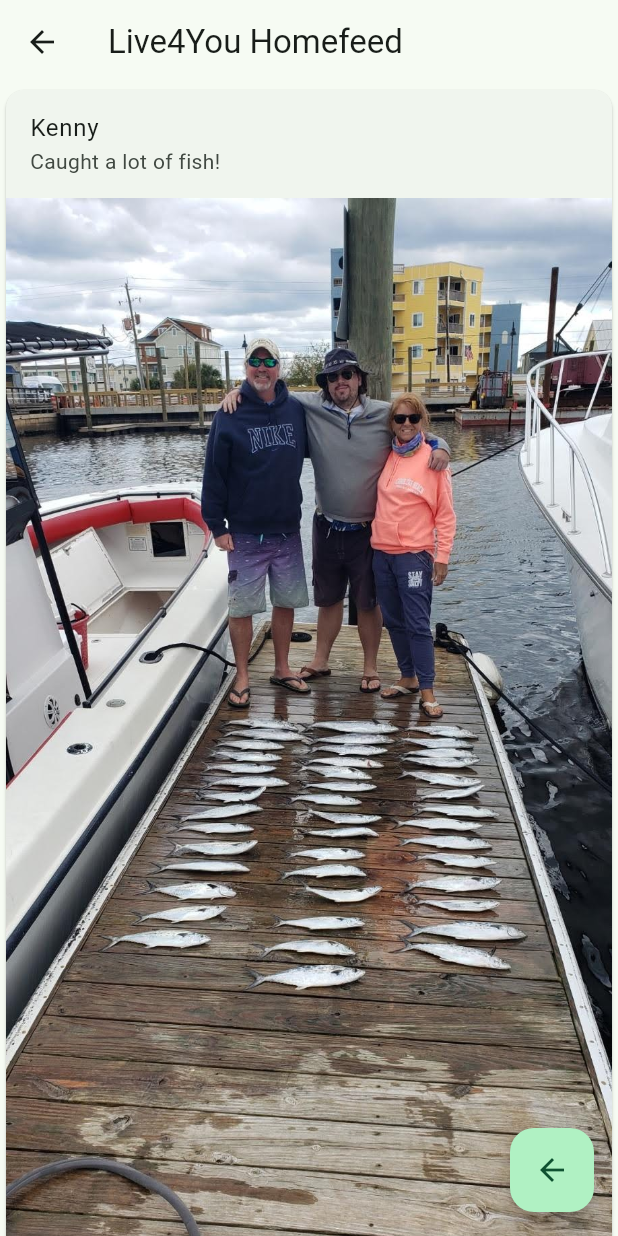
After one commit to dominickng28/SoftwareEngineeringProject, a Flutter app: the MyFeed screen opened directly, on a phone screen of 412 x 824 dp. The commit adds this screen. Run offline on Flutter 3.47's test engine with Material 2 defaults, Android fonts, the light colour scheme and no system bars.

Commit message:
Added basic functionality
Very basic feed screen that shows posts with a name, picture, caption and like count.

```diff
--- /dev/null
+++ b/lib/home_feed.dart
@@ -0,0 +1,64 @@
+import 'package:flutter/material.dart';
+import 'post.dart';
+class MyFeed extends StatefulWidget {
+  const MyFeed({Key? key, required this.title}) : super(key: key);
+  final String title;
+
+  @override
+  State<MyFeed> createState() => _MyFeed();
+}
+
+class _MyFeed extends State<MyFeed>{
+    final List<Post> posts = [
+      Post('Kenny', 123, 222222222, "Caught a lot of fish!", "SampleImages/fish.jpg", "10/15/2023", 4),
+      Post('Bob', 321, 186918691, "Went for a swim!", "SampleImages/pool.jpg", "10/03/2023", 43),
+      Post('Clair', 231, 186918691, "Had a nice walk!", "SampleImages/park.jpg", "10/04/2023", 343),
+    ];
+
+    @override
+    Widget build(BuildContext context){
+      return Scaffold(
+        appBar: AppBar(
+          title: Text('Live4You Homefeed'),
+        ),
+        body: ListView.builder(
+          itemCount: posts.length,
+          itemBuilder: (BuildContext context, int index){
+           return PostCard(post: posts[index]);
+          },
+        ),
+        floatingActionButton: FloatingActionButton(
+        onPressed: () {
+          Navigator.pop(context); // Navigate back to the previous screen (the homepage)
+        },
+        tooltip: 'Back',
+        child: const Icon(Icons.arrow_back),
+      ),
+      );
+    }
+}
+class PostCard extends StatelessWidget{
+  final Post post;
+  PostCard({required this.post});
+
+  @override
+  Widget build(BuildContext context){
+    return Card(
+      child: Column(
+        children: [
+          ListTile(
+            title: Text(post.username),
+            subtitle: Text(post.caption),
+          ),
+          Image.asset(post.embed),
+          Row(
+            children: [
+              Icon(Icons.thumbs_up_down),
+              Text(post.likeCount.toString())
+            ],
+          )
+        ],
+      )
+    );
+  }
+}
--- a/lib/main.dart
+++ b/lib/main.dart
@@ -1,4 +1,5 @@
 import 'package:flutter/material.dart';
+import 'package:live4you/home_feed.dart';
 import 'userprofile.dart';
 
 void main() {
@@ -140,6 +141,12 @@ class _MyHomePageState extends State<MyHomePage> {
       onTap: (int index) {
         // Handle navigation based on the selected tab
         if (index == 0) {
+          Navigator.push(
+                  context,
+                  MaterialPageRoute(
+                    builder: (context) => const MyFeed(title: 'Homefeed'),
+                  ),
+           );
           // Navigate to the home screen
           // Replace with your navigation logic
         } else if (index == 1) {
--- a/lib/post.dart
+++ b/lib/post.dart
@@ -1,16 +1,17 @@
 class Post {
   String caption;
   String date;
+  String username;
   int likeCount;
   final int _postid;
-  var embed;
+  String embed;
   var userID;
-  Post(this._postid, this.userID, this.caption, this.embed, this.date,
+  Post(this.username, this._postid, this.userID, this.caption, this.embed, this.date,
       this.likeCount);
 }
 
 var samplePost = [
-  Post(123, 222222222, "Took a hike!", "hiketrail.jpg", "10/02/2023", 4),
-  Post(321, 186918691, "Went for a swim!", "pool.jpg", "10/03/2023", 43),
-  Post(231, 186918691, "Had a nice walk!", "park.jpg", "10/04/2023", 343),
+  Post('John', 123, 222222222, "Took a hike!", "hiketrail.jpg", "10/02/2023", 4),
+  Post('Bob', 321, 186918691, "Went for a swim!", "pool.jpg", "10/03/2023", 43),
+  Post('Clair', 231, 186918691, "Had a nice walk!", "park.jpg", "10/04/2023", 343),
 ];
--- a/pubspec.yaml
+++ b/pubspec.yaml
@@ -52,6 +52,10 @@ dev_dependencies:
 
 # The following section is specific to Flutter packages.
 flutter:
+  assets:
+    - SampleImages/fish.jpg
+    - SampleImages/pool.jpg
+    - SampleImages/park.jpg
 
   # The following line ensures that the Material Icons font is
   # included with your application, so that you can use the icons in
```
Also changed, not shown: SampleImages/default-user.jpg (renamed from Sample Images/default-user.jpg), SampleImages/fish.jpg (added), SampleImages/park.jpg (added), SampleImages/pfp1.jpg (renamed from Sample Images/pfp1.jpg), SampleImages/pfp2.jpeg (renamed from Sample Images/pfp2.jpeg), SampleImages/pfp3.jpg (renamed from Sample Images/pfp3.jpg), SampleImages/pool.jpg (added).
